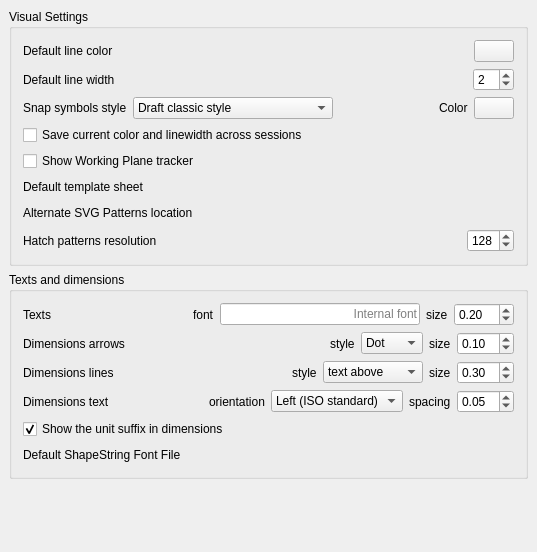
Before: the Qt Designer form src/Mod/Draft/Resources/ui/userprefs-visual.ui in berndhahnebach/All_FreeCAD, drawn with Qt 5.
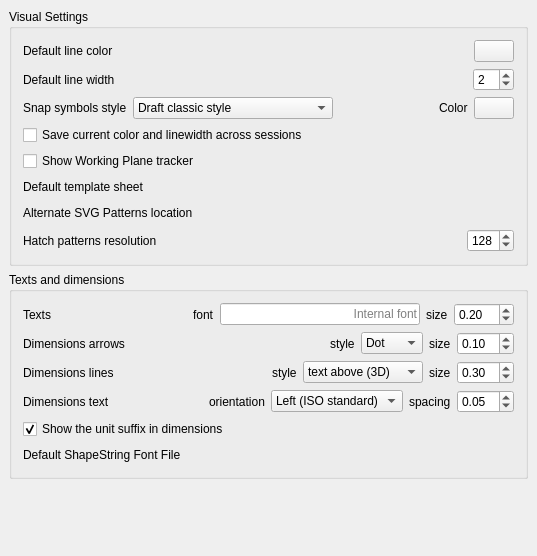
After: the same form once the commit is applied. Custom widgets are drawn as their Qt base class.

Commit message: Draft: clearer preference text for dimension style setting

```diff
--- a/src/Mod/Draft/Resources/ui/userprefs-visual.ui
+++ b/src/Mod/Draft/Resources/ui/userprefs-visual.ui
@@ -7,7 +7,7 @@
     <x>0</x>
     <y>0</y>
     <width>537</width>
-    <height>552</height>
+    <height>556</height>
    </rect>
   </property>
   <property name="windowTitle">
@@ -568,7 +568,7 @@
          <widget class="Gui::PrefComboBox" name="gui::prefcombobox_4">
           <property name="minimumSize">
            <size>
-            <width>100</width>
+            <width>120</width>
             <height>0</height>
            </size>
           </property>
@@ -580,7 +580,7 @@
           </property>
           <item>
            <property name="text">
-            <string>text above</string>
+            <string>text above (3D)</string>
            </property>
           </item>
           <item>
```
Left out of the diff: 2 changed lines with no effect on the pictures. The commit also changes 1 other file.
